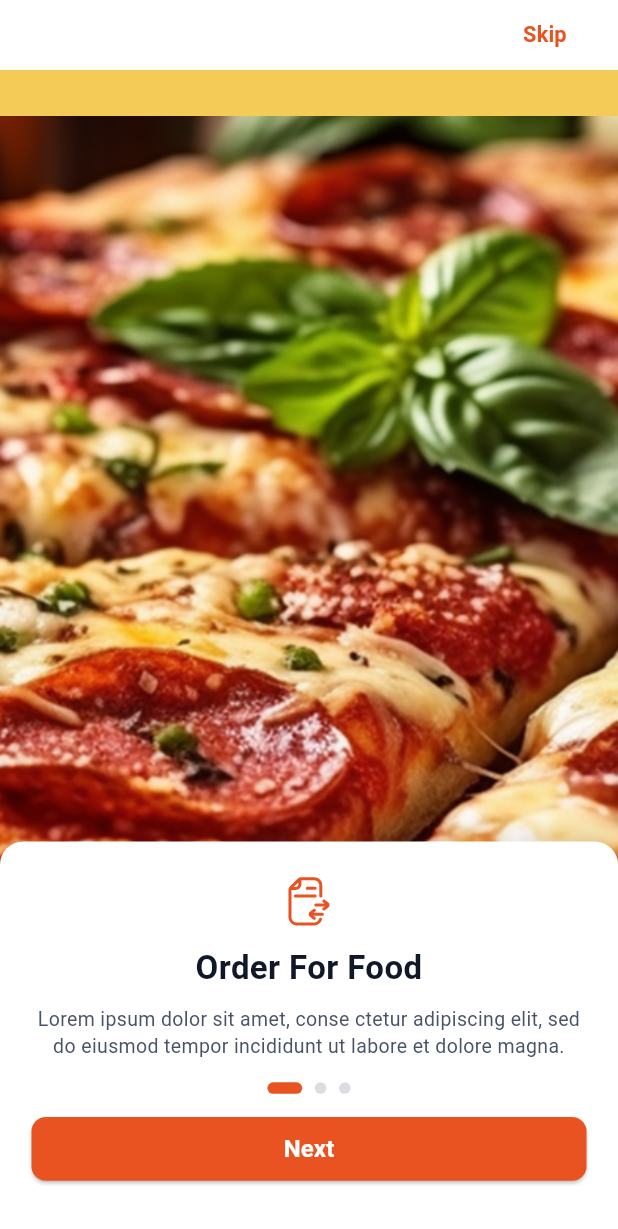
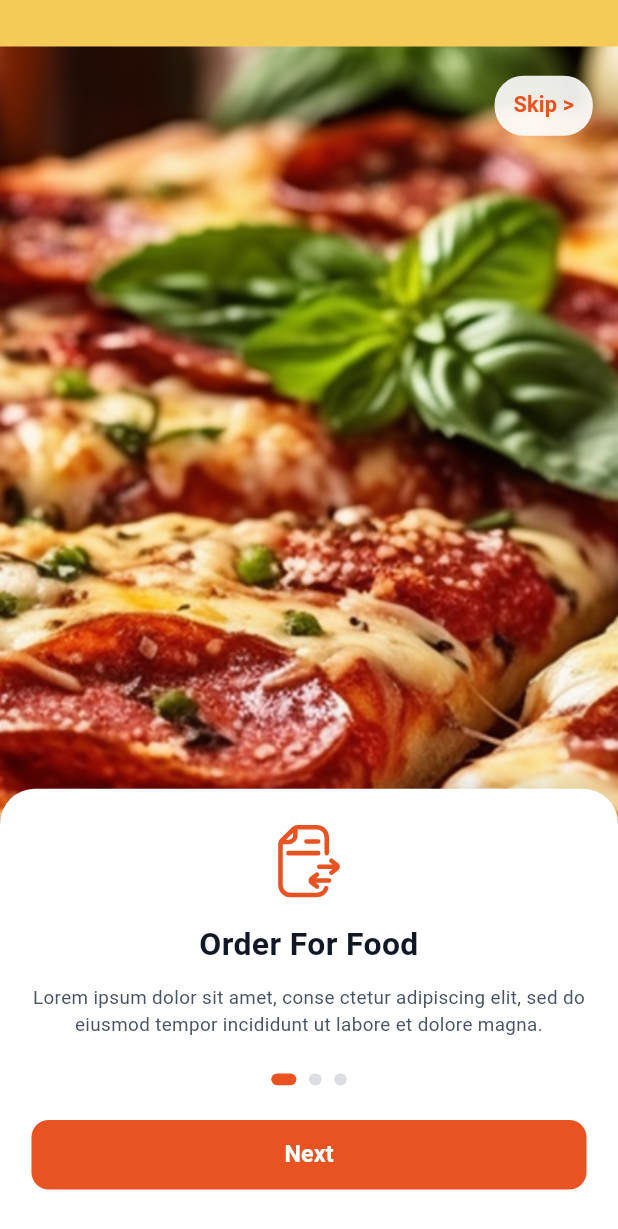
Before and after one commit to Salah-Essam/InstaFood, a Flutter app: the screen it shows after launch, on a phone screen of 412 x 824 dp. Shown: the top 1229 px of the screen. Run offline on Flutter 3.47's test engine with Material 3 defaults, Android fonts, the light colour scheme and no system bars; drawn by our look-alikes of smooth_page_indicator; our stand-ins replace equatable, firebase_core, flutter_bloc, flutter_screenutil, flutter_svg, go_router and 1 more; accounts and stored records are empty.

Commit message:
some edits part1

```diff
--- a/lib/core/theme/colors.dart
+++ b/lib/core/theme/colors.dart
@@ -2,12 +2,15 @@ import 'package:flutter/material.dart';
 
 class AppColors {
   // Brand colors
-  static const Color primary = Color(0xFFE95322); // buttons, accents
-  static const Color statusBar = Color(0xFFF5CB58); // requested status bar bg
+  static const Color primary = Color(0xFFE95322); // buttons, accents, skip button
+  static const Color statusBar = Color(0xFFF5CB58); // status bar background
   static const Color sheetBg = Colors.white; // bottom rounded sheet
   static const Color sheetShadow = Color(0x1A000000); // 10% black
 
   // Text
   static const Color title = Color(0xFF101828);
   static const Color body = Color(0xFF475467);
+
+  // Status bar text and icons
+  static const Color statusBarContent = Color(0xFF000000);
 }
--- a/lib/core/theme/styles.dart
+++ b/lib/core/theme/styles.dart
@@ -1,23 +1,30 @@
 import 'package:flutter/material.dart';
+import 'package:flutter_screenutil/flutter_screenutil.dart';
 import 'colors.dart';
 
 class AppTextStyles {
-  static const TextStyle title = TextStyle(
-    fontSize: 22,
+  static TextStyle get title => TextStyle(
+    fontSize: 22.sp,
     fontWeight: FontWeight.w700,
     color: AppColors.title,
   );
 
-  static const TextStyle body = TextStyle(
-    fontSize: 13,
+  static TextStyle get body => TextStyle(
+    fontSize: 13.sp,
     height: 1.4,
     fontWeight: FontWeight.w400,
     color: AppColors.body,
   );
 
-  static const TextStyle button = TextStyle(
-    fontSize: 16,
+  static TextStyle get button => TextStyle(
+    fontSize: 16.sp,
     fontWeight: FontWeight.w600,
     color: Colors.white,
   );
+
+  static TextStyle get skipButton => TextStyle(
+    fontSize: 15.sp,
+    fontWeight: FontWeight.w600,
+    color: AppColors.primary,
+  );
 }
--- a/lib/core/widgets/status_bar_bg.dart
+++ b/lib/core/widgets/status_bar_bg.dart
@@ -1,17 +1,47 @@
 import 'package:flutter/material.dart';
+import 'package:flutter/services.dart';
+import 'package:flutter_screenutil/flutter_screenutil.dart';
 import '../theme/colors.dart';
-import 'package:flutter_screenutil/flutter_screenutil.dart';
 
-class StatusBarBg extends StatelessWidget {
-  final double? height;
-  const StatusBarBg({super.key, this.height});
+class StatusBarBackground extends StatelessWidget {
+  final Widget child;
+  final Color backgroundColor;
+  final bool showStatusBar;
+
+  const StatusBarBackground({
+    super.key,
+    required this.child,
+    this.backgroundColor = AppColors.statusBar,
+    this.showStatusBar = true,
+  });
 
   @override
   Widget build(BuildContext context) {
-    return Container(
-      width: 1.sw,
-      height: (height ?? 32.h).clamp(0, 60),
-      color: AppColors.statusBar,
+    if (!showStatusBar) {
+      return child;
+    }
+
+    return AnnotatedRegion<SystemUiOverlayStyle>(
+      value: SystemUiOverlayStyle(
+        statusBarColor: backgroundColor,
+        statusBarIconBrightness: Brightness.dark,
+        statusBarBrightness: Brightness.light,
+      ),
+      child: Container(
+        color: backgroundColor,
+        child: Column(
+          children: [
+            // Status bar area (32px height as requested)
+            Container(
+              width: 1.sw,
+              height: 32.h,
+              color: backgroundColor,
+            ),
+            // Main content
+            Expanded(child: child),
+          ],
+        ),
+      ),
     );
   }
 }
--- a/lib/features/onboarding/view/onboarding_screen.dart
+++ b/lib/features/onboarding/view/onboarding_screen.dart
@@ -1,4 +1,5 @@
 import 'package:flutter/material.dart';
+import 'package:flutter/services.dart';
 import 'package:flutter_bloc/flutter_bloc.dart';
 import 'package:flutter_screenutil/flutter_screenutil.dart';
 import 'package:flutter_svg/flutter_svg.dart';
@@ -7,6 +8,7 @@ import 'package:smooth_page_indicator/smooth_page_indicator.dart';
 import 'package:insta_food/core/theme/colors.dart';
 import 'package:insta_food/core/theme/styles.dart';
 import 'package:insta_food/core/theme/strings.dart';
+import 'package:insta_food/core/widgets/status_bar_bg.dart';
 import 'package:insta_food/routing/routes.dart';
 import 'package:go_router/go_router.dart';
 import '../logic/cubit/onboarding_cubit.dart';
@@ -16,37 +18,21 @@ class OnboardingScreen extends StatelessWidget {
 
   @override
   Widget build(BuildContext context) {
-    return SafeArea(
+    return StatusBarBackground(
+      backgroundColor: AppColors.statusBar,
       child: Scaffold(
-        backgroundColor: Colors.white,
-        body: BlocBuilder<OnboardingCubit, OnboardingState>(
+        backgroundColor: AppColors.statusBar,
+        body: SafeArea(
+          child: BlocBuilder<OnboardingCubit, OnboardingState>(
             builder: (context, state) {
               final cubit = context.read<OnboardingCubit>();
               return Stack(
                 children: [
-                Column(
-                  children: [
-                    // Top bar with Skip/Next
-                    SizedBox(
-                      height: 48.h,
-                      child: Padding(
-                        padding: EdgeInsets.symmetric(horizontal: 16.w),
-                        child: Row(
-                          children: [
-                            const Spacer(),
-                            TextButton(
-                              onPressed: cubit.skip,
-                              child: Text(AppStrings.skip, style: TextStyle(color: AppColors.primary, fontSize: 15.sp, fontWeight: FontWeight.w600)),
-                            ),
-                          ],
-                        ),
-                      ),
-                    ),
-                    Expanded(
-                      child: PageView(
+                  // Main content with PageView
+                  PageView(
                     controller: cubit.pageController,
                     onPageChanged: cubit.onPageChanged,
-                        children: const [
+                    children: [
                       _OnboardPage(
                         image: 'assets/images/onboarding1.png',
                         icon: 'assets/svgs/Transfer Document icon.svg',
@@ -67,13 +53,32 @@ class OnboardingScreen extends StatelessWidget {
                       ),
                     ],
                   ),
+
+                  // Skip button positioned on top right of image
+                  Positioned(
+                    top: 16.h,
+                    right: 16.w,
+                    child: TextButton(
+                      onPressed: cubit.skip,
+                      style: TextButton.styleFrom(
+                        padding: EdgeInsets.symmetric(horizontal: 12.w, vertical: 8.h),
+                        backgroundColor: Colors.white.withValues(alpha: 0.9),
+                        shape: RoundedRectangleBorder(
+                          borderRadius: BorderRadius.circular(20.r),
                         ),
-                  ],
+                      ),
+                      child: Text(
+                        '${AppStrings.skip} >',
+                        style: AppTextStyles.skipButton,
+                      ),
+                    ),
                   ),
 
                   // Bottom rounded animated sheet
-                Align(
-                  alignment: Alignment.bottomCenter,
+                  Positioned(
+                    bottom: 0,
+                    left: 0,
+                    right: 0,
                     child: AnimatedContainer(
                       duration: const Duration(milliseconds: 300),
                       curve: Curves.easeInOut,
@@ -81,82 +86,76 @@ class OnboardingScreen extends StatelessWidget {
                       decoration: BoxDecoration(
                         color: AppColors.sheetBg,
                         boxShadow: [
-                        BoxShadow(color: AppColors.sheetShadow, blurRadius: 12, offset: const Offset(0, -4)),
+                          BoxShadow(
+                            color: AppColors.sheetShadow,
+                            blurRadius: 12,
+                            offset: const Offset(0, -4),
+                          ),
                         ],
                         borderRadius: BorderRadius.only(
-                        topLeft: Radius.circular(16.r),
-                        topRight: Radius.circular(16.r),
+                          topLeft: Radius.circular(24.r),
+                          topRight: Radius.circular(24.r),
                         ),
                       ),
-                    padding: EdgeInsets.fromLTRB(20.w, 16.h, 20.w, 20.h + 12.h),
+                      padding: EdgeInsets.fromLTRB(20.w, 24.h, 20.w, 32.h),
                       child: Column(
                         mainAxisSize: MainAxisSize.min,
                         children: [
                           // Icon above title
-                        SizedBox(height: 8.h),
-                        Row(
-                          children: [
-                            Expanded(
-                              child: Center(
-                                child: SvgPicture.asset(
-                                  state.index == 0
-                                      ? 'assets/svgs/Transfer Document icon.svg'
-                                      : state.index == 1
-                                          ? 'assets/svgs/Card icon.svg'
-                                          : 'assets/svgs/Deliver Boy Icon.svg',
-                                  width: 32.w,
-                                  height: 32.w,
+                          SvgPicture.asset(
+                            _getIconForIndex(state.index),
+                            width: 48.w,
+                            height: 48.w,
+                            colorFilter: const ColorFilter.mode(
+                              AppColors.primary,
+                              BlendMode.srcIn,
                             ),
                           ),
-                            ),
-                          ],
-                        ),
-                        SizedBox(height: 12.h),
+                          SizedBox(height: 16.h),
+
+                          // Title
                           Text(
-                          state.index == 0
-                              ? AppStrings.onb1Title
-                              : state.index == 1
-                                  ? AppStrings.onb2Title
-                                  : AppStrings.onb3Title,
+                            _getTitleForIndex(state.index),
                             style: AppTextStyles.title,
                             textAlign: TextAlign.center,
                           ),
-                        SizedBox(height: 10.h),
+                          SizedBox(height: 12.h),
+
+                          // Description
                           Text(
                             AppStrings.onbBody,
                             style: AppTextStyles.body,
                             textAlign: TextAlign.center,
                           ),
-                        SizedBox(height: 16.h),
-                        Row(
-                          children: [
-                            // Dots + ability to tap to jump
-                            Expanded(
-                              child: Center(
-                                child: SmoothPageIndicator(
+                          SizedBox(height: 24.h),
+
+                          // Page indicator dots
+                          SmoothPageIndicator(
                             controller: cubit.pageController,
                             count: 3,
                             effect: ExpandingDotsEffect(
-                                    dotHeight: 8.r,
-                                    dotWidth: 8.r,
+                              dotHeight: 8.h,
+                              dotWidth: 8.w,
                               spacing: 8.w,
                               activeDotColor: AppColors.primary,
                               dotColor: AppColors.body.withValues(alpha: 0.2),
+                              expansionFactor: 2,
                             ),
-                                  onDotClicked: (i) => context.read<OnboardingCubit>().goTo(i),
+                            onDotClicked: (index) => cubit.goTo(index),
                           ),
-                              ),
-                            ),
-                          ],
-                        ),
-                        SizedBox(height: 16.h),
+                          SizedBox(height: 24.h),
+
+                          // Next/Get Started button
                           SizedBox(
                             width: 1.sw,
-                          height: 44.h,
+                            height: 48.h,
                             child: ElevatedButton(
                               style: ElevatedButton.styleFrom(
                                 backgroundColor: AppColors.primary,
-                              shape: RoundedRectangleBorder(borderRadius: BorderRadius.circular(10.r)),
+                                shape: RoundedRectangleBorder(
+                                  borderRadius: BorderRadius.circular(12.r),
+                                ),
+                                elevation: 0,
                               ),
                               onPressed: () async {
                                 final done = await cubit.next();
@@ -170,7 +169,6 @@ class OnboardingScreen extends StatelessWidget {
                               ),
                             ),
                           ),
-                        SizedBox(height: 6.h),
                         ],
                       ),
                     ),
@@ -180,7 +178,34 @@ class OnboardingScreen extends StatelessWidget {
             },
           ),
         ),
+      ),
     );
+  }
+
+  String _getIconForIndex(int index) {
+    switch (index) {
+      case 0:
+        return 'assets/svgs/Transfer Document icon.svg';
+      case 1:
+        return 'assets/svgs/Card icon.svg';
+      case 2:
+        return 'assets/svgs/Deliver Boy Icon.svg';
+      default:
+        return 'assets/svgs/Transfer Document icon.svg';
+    }
+  }
+
+  String _getTitleForIndex(int index) {
+    switch (index) {
+      case 0:
+        return AppStrings.onb1Title;
+      case 1:
+        return AppStrings.onb2Title;
+      case 2:
+        return AppStrings.onb3Title;
+      default:
+        return AppStrings.onb1Title;
+    }
   }
 }
 
@@ -189,21 +214,47 @@ class _OnboardPage extends StatelessWidget {
   final String icon;
   final String title;
   final String body;
-  const _OnboardPage({required this.image, required this.icon, required this.title, required this.body});
+
+  const _OnboardPage({
+    required this.image,
+    required this.icon,
+    required this.title,
+    required this.body,
+  });
 
   @override
   Widget build(BuildContext context) {
-    return Column(
+    return Container(
+      width: 1.sw,
+      height: 1.sh,
+      child: Column(
         children: [
-        // Status bar background area
-        Container(width: 1.sw, height: 32.h, color: AppColors.statusBar),
+          // Image area - fills the remaining space after status bar
           Expanded(
+            child: Container(
+              width: 1.sw,
+              decoration: BoxDecoration(
+                borderRadius: BorderRadius.only(
+                  bottomLeft: Radius.circular(24.r),
+                  bottomRight: Radius.circular(24.r),
+                ),
+              ),
               child: ClipRRect(
-            borderRadius: BorderRadius.circular(0),
-            child: Image.asset(image, width: 1.sw, fit: BoxFit.cover),
+                borderRadius: BorderRadius.only(
+                  bottomLeft: Radius.circular(24.r),
+                  bottomRight: Radius.circular(24.r),
+                ),
+                child: Image.asset(
+                  image,
+                  width: 1.sw,
+                  height: double.infinity,
+                  fit: BoxFit.cover,
+                ),
+              ),
             ),
           ),
         ],
+      ),
     );
   }
 }
--- a/lib/main.dart
+++ b/lib/main.dart
@@ -1,4 +1,5 @@
 import 'package:flutter/material.dart';
+import 'package:flutter/services.dart';
 import 'package:flutter_screenutil/flutter_screenutil.dart';
 import 'routing/routes.dart';
 
@@ -14,13 +15,26 @@ class InstaFood extends StatelessWidget {
     return ScreenUtilInit(
       designSize: const Size(393, 852),
       minTextAdapt: true,
+      splitScreenMode: true,
       builder: (context, child) {
         return MaterialApp.router(
           debugShowCheckedModeBanner: false,
           routerConfig: appRouter,
           theme: ThemeData(
             useMaterial3: true,
+            scaffoldBackgroundColor: Colors.white,
           ),
+          builder: (context, child) {
+            // Set global status bar style
+            SystemChrome.setSystemUIOverlayStyle(
+              const SystemUiOverlayStyle(
+                statusBarColor: Colors.transparent,
+                statusBarIconBrightness: Brightness.dark,
+                statusBarBrightness: Brightness.light,
+              ),
+            );
+            return child!;
+          },
         );
       },
     );
--- a/lib/routing/routes.dart
+++ b/lib/routing/routes.dart
@@ -59,7 +59,19 @@ class _SplashGateState extends State<_SplashGate> {
 
   @override
   Widget build(BuildContext context) {
-    return const Scaffold(body: SizedBox.shrink());
+    return const Scaffold(
+      backgroundColor: Colors.white,
+      body: Center(
+        child: Column(
+          mainAxisAlignment: MainAxisAlignment.center,
+          children: [
+            CircularProgressIndicator(),
+            SizedBox(height: 16),
+            Text('Loading...'),
+          ],
+        ),
+      ),
+    );
   }
 }
 
@@ -67,8 +79,42 @@ class _HomeScreen extends StatelessWidget {
   const _HomeScreen();
   @override
   Widget build(BuildContext context) {
-    return const Scaffold(
-      body: Center(child: Text('Home')),
+    return Scaffold(
+      backgroundColor: Colors.white,
+      appBar: AppBar(
+        title: const Text('InstaFood'),
+        backgroundColor: Colors.white,
+        foregroundColor: Colors.black,
+        elevation: 0,
+      ),
+      body: const Center(
+        child: Column(
+          mainAxisAlignment: MainAxisAlignment.center,
+          children: [
+            Icon(
+              Icons.restaurant,
+              size: 64,
+              color: Colors.orange,
+            ),
+            SizedBox(height: 16),
+            Text(
+              'Welcome to InstaFood!',
+              style: TextStyle(
+                fontSize: 24,
+                fontWeight: FontWeight.bold,
+              ),
+            ),
+            SizedBox(height: 8),
+            Text(
+              'Your onboarding is complete.',
+              style: TextStyle(
+                fontSize: 16,
+                color: Colors.grey,
+              ),
+            ),
+          ],
+        ),
+      ),
     );
   }
 }
```
Also changed, not shown: lib/features/onboarding/first_screen.dart (deleted), lib/features/onboarding/last_screen.dart (deleted), lib/features/onboarding/onboarding_buttons.dart (deleted), lib/features/onboarding/onboarding_images_and_text.dart (deleted), lib/features/onboarding/seconed_screen.dart (deleted), lib/features/onboarding/view/first_screen.dart (added), lib/features/onboarding/view/last_screen.dart (added), lib/features/onboarding/view/onboarding_buttons.dart (added), lib/features/onboarding/view/onboarding_images_and_text.dart (added), lib/features/onboarding/view/seconed_screen.dart (added). Lines whose indentation alone changed are shown as unchanged.
